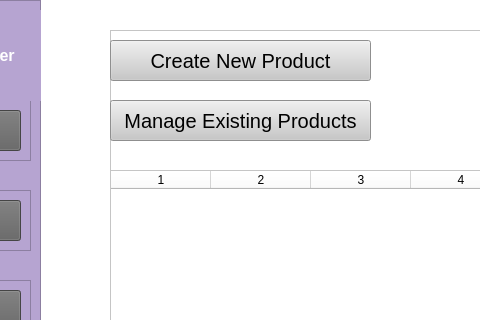
First picture: the form in app/UserInterface/Pages/StockWindow.ui, repository JunlinDu/PHP-SRePS, before the edit; both pictures show x 200 to 680 and y 0 to 320 of the 1403 by 806 pixel window.
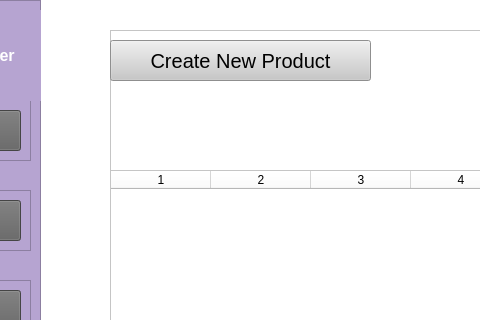
Second picture: the form after the edit. Icons and pictures are not drawn.

Commit message:
Removed manage button
Useless

What changed in the file:
```diff
--- a/app/UserInterface/Pages/StockWindow.ui
+++ b/app/UserInterface/Pages/StockWindow.ui
@@ -517,30 +517,6 @@
       <string>Add New Stock</string>
      </property>
     </widget>
-    <widget class="QPushButton" name="CreateProductButton_2">
-     <property name="geometry">
-      <rect>
-       <x>0</x>
-       <y>70</y>
-       <width>261</width>
-       <height>41</height>
-      </rect>
-     </property>
-     <property name="font">
-      <font>
-       <family>MS Sans Serif</family>
-       <pointsize>15</pointsize>
-       <weight>50</weight>
-       <bold>false</bold>
-      </font>
-     </property>
-     <property name="styleSheet">
-      <string notr="true">background-color: rgb(200, 200, 200);</string>
-     </property>
-     <property name="text">
-      <string>Manage Existing Products</string>
-     </property>
-    </widget>
    </widget>
   </widget>
   <widget class="QStatusBar" name="statusbar"/>
```
